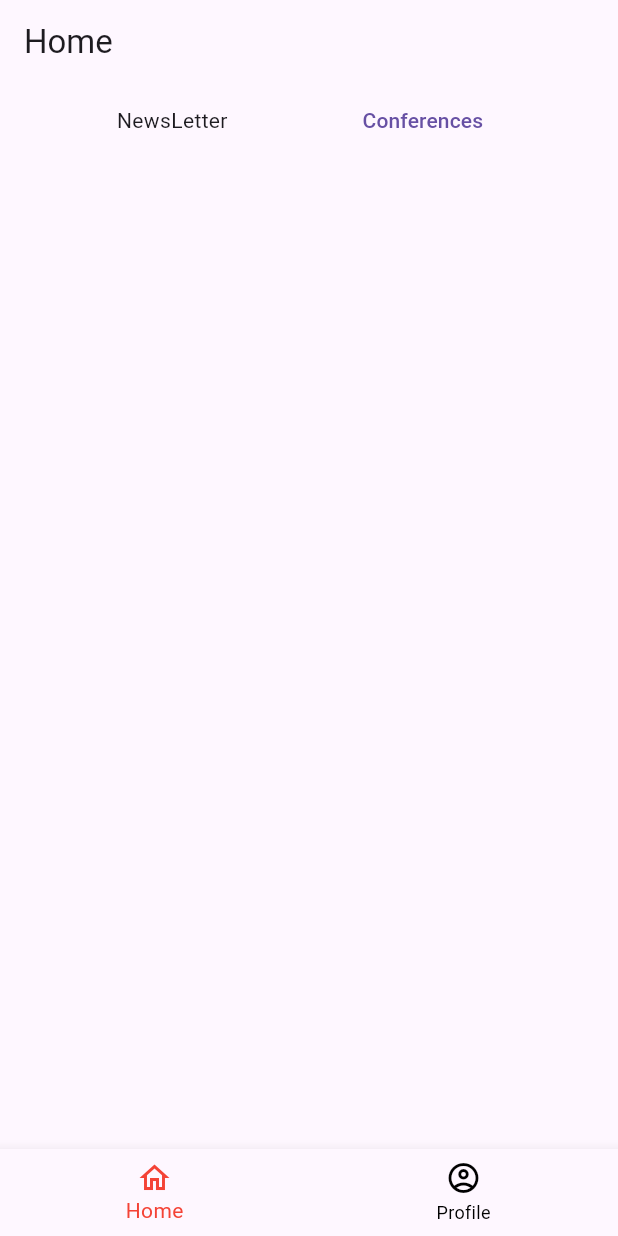
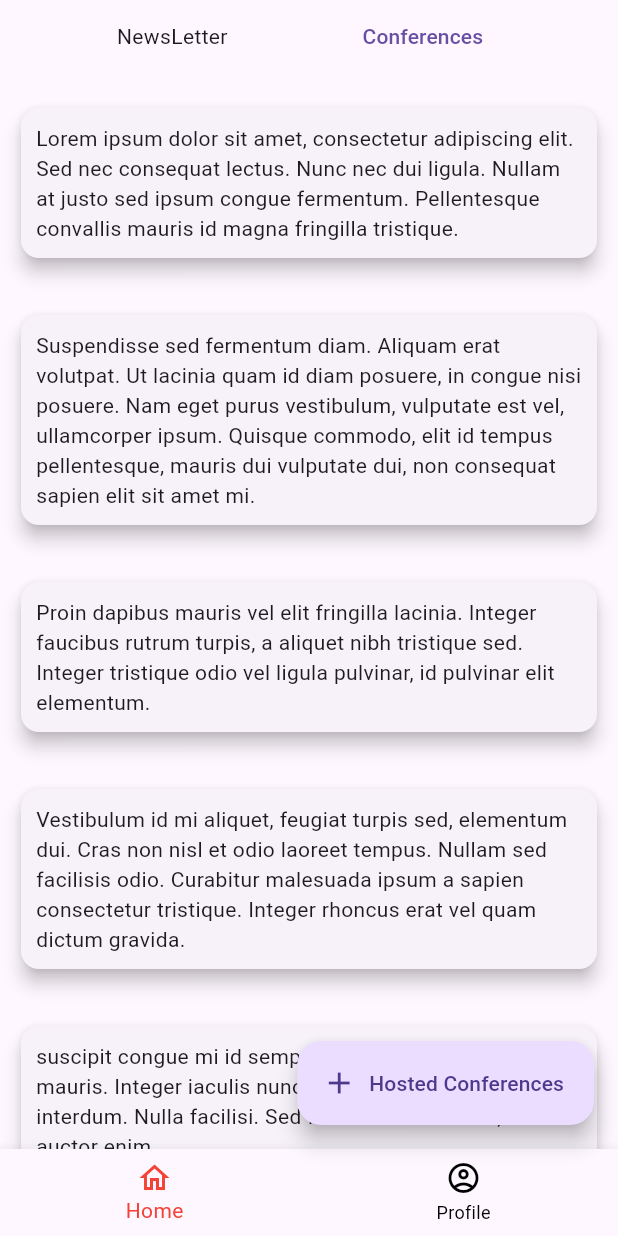
Before and after one commit to sabeeralikp/cms_frontend, a Flutter app: the IndexPage screen opened directly, on a phone screen of 412 x 824 dp. Run offline on Flutter 3.47's test engine with Material 2 defaults, Android fonts, the light colour scheme and no system bars; our stand-ins replace dio, email_validator, file_picker, flutter_secure_storage, flutter_svg; accounts and stored records are empty.

Commit message:
Eighth commit

```diff
--- a/lib/main.dart
+++ b/lib/main.dart
@@ -1,7 +1,9 @@
 // import 'package:cms/views/auth/signin.dart';
 // import 'package:cms/views/conference_admin.dart';
 // import 'package:cms/views/profile.dart';
+// import 'package:cms/views/conferences/fullscreen_admin.dart';
 import 'package:cms/views/splashScreen.dart';
+// import 'package:cms/views/users/Index.dart';
 // import 'package:cms/views/verification.dart';
 import 'package:flutter/material.dart';
 
@@ -20,7 +22,6 @@ class MyApp extends StatelessWidget {
       theme: ThemeData(primarySwatch: Colors.blueGrey, useMaterial3: true),
       debugShowCheckedModeBanner: false,
       home:SplashScreen(),
-      // home: verificationPage(),
     );
   }
 }
--- a/lib/routes/route.dart
+++ b/lib/routes/route.dart
@@ -1,10 +1,10 @@
 // import 'dart:js';
 
-import 'package:cms/views/Index.dart';
+import 'package:cms/views/users/Index.dart';
 import 'package:cms/views/auth/signin.dart';
 import 'package:cms/views/auth/signup.dart';
-import 'package:cms/views/forgot_password.dart';
-import 'package:cms/views/verification.dart';
+import 'package:cms/views/users/forgot_password.dart';
+import 'package:cms/views/auth/verification.dart';
 import 'package:flutter/material.dart';
 
 class RouteProvider {
--- a/lib/views/Index.dart
+++ /dev/null
@@ -1,80 +0,0 @@
-import 'package:cms/views/conference_user.dart';
-import 'package:flutter/material.dart';
-import 'profile.dart';
-
-class IndexPage extends StatefulWidget {
-  const IndexPage({super.key});
-
-  @override
-  _IndexPageState createState() => _IndexPageState();
-}
-
-class _IndexPageState extends State<IndexPage> {
-  @override
-  Widget build(BuildContext context) {
-    int selectedIndex = 0;
-
-    return Scaffold(
-      appBar: AppBar(
-        title: Text('Home'),
-        automaticallyImplyLeading: false,
-      ),
-
-      body: Column(
-        crossAxisAlignment: CrossAxisAlignment.start,
-        children: [
-          Row(
-            mainAxisAlignment: MainAxisAlignment.spaceEvenly,
-            children: [
-              Text('NewsLetter'),
-              TextButton(
-                  onPressed: () {
-                    Navigator.push(
-                      context,
-                      MaterialPageRoute(
-                          builder: (context) => Conference_User()),
-                    );
-                  },
-                  child: const Text('Conferences'))
-            ],
-          )
-        ],
-      ),
-
-      //Bottom Navigation
-      bottomNavigationBar: MediaQuery.of(context).size.width < 640
-          ? BottomNavigationBar(
-              currentIndex: selectedIndex,
-              unselectedItemColor: Colors.black,
-              selectedItemColor: Colors.red,
-              onTap: (int index) {
-                setState(() {
-                  selectedIndex = index;
-                });
-
-                switch (index) {
-                  case 0:
-                    Navigator.push(context,
-                        MaterialPageRoute(builder: (context) => IndexPage()));
-                    break;
-
-                  case 1:
-                    Navigator.push(context,
-                        MaterialPageRoute(builder: (context) => ProfilePage()));
-                    break;
-
-                  default:
-                }
-              },
-              items: const [
-                BottomNavigationBarItem(
-                    icon: Icon(Icons.home_outlined), label: 'Home'),
-                BottomNavigationBarItem(
-                    icon: Icon(Icons.account_circle_outlined),
-                    label: 'Profile'),
-              ],
-            )
-          : null,
-    );
-  }
-}
--- a/lib/views/auth/signup.dart
+++ b/lib/views/auth/signup.dart
@@ -1,7 +1,7 @@
 import 'dart:developer';
 import 'package:cms/routes/route.dart';
 import 'package:cms/views/auth/signin.dart';
-import 'package:cms/views/verification.dart';
+import 'package:cms/views/auth/verification.dart';
 import 'package:dio/dio.dart';
 import 'package:flutter/material.dart';
 // import 'package:cms/views/auth/signin.dart';
--- a/lib/views/fullscreen_user.dart
+++ b/lib/views/conferences/fullscreen_user.dart
@@ -1,7 +1,7 @@
 import 'package:file_picker/file_picker.dart';
 import 'package:flutter/material.dart';
 
-import '/views/conference_admin.dart';
+import 'conference_admin.dart';
 
 class FullScreenUser extends StatefulWidget {
   const FullScreenUser({super.key});
--- /dev/null
+++ b/lib/views/users/Index.dart
@@ -0,0 +1,152 @@
+import 'package:cms/views/conferences/conference_admin.dart';
+import 'package:cms/views/conferences/conference_user.dart';
+// import 'package:cms/views/conferences/request.dart';
+import 'package:flutter/material.dart';
+import 'profile.dart';
+
+class IndexPage extends StatefulWidget {
+  const IndexPage({super.key});
+
+  @override
+  _IndexPageState createState() => _IndexPageState();
+}
+
+class _IndexPageState extends State<IndexPage> {
+  @override
+  Widget build(BuildContext context) {
+    int selectedIndex = 0;
+
+    return Scaffold(
+      // appBar: AppBar(
+      //   title: Text('Home'),
+      //   automaticallyImplyLeading: false,
+      // ),
+
+      body:
+         SafeArea(
+          child:SingleChildScrollView(
+          child:  Column(
+        crossAxisAlignment: CrossAxisAlignment.start,
+        children: [
+          Column(
+            // mainAxisAlignment: MainAxisAlignment.spaceAround,
+            children: [
+
+               Row(
+            mainAxisAlignment: MainAxisAlignment.spaceEvenly,
+            children: [
+              Text('NewsLetter'),
+              TextButton(
+                  onPressed: () {
+                    Navigator.push(
+                      context,
+                      MaterialPageRoute(
+                          builder: (context) => Conference_User()),
+                    );
+                  },
+                  child: const Text('Conferences'))
+            ],
+          ),
+              SizedBox(height:10.0),
+
+              Padding(padding: const EdgeInsets.all(10.0),
+              child: Card(
+                elevation: 5,
+                child: Padding(padding: const EdgeInsets.all(10.0,),child:Text('Lorem ipsum dolor sit amet, consectetur adipiscing elit. Sed nec consequat lectus. Nunc nec dui ligula. Nullam at justo sed ipsum congue fermentum. Pellentesque convallis mauris id magna fringilla tristique.'),
+              ),
+              ),
+              ),SizedBox(height:10.0),
+
+              Padding(padding: const EdgeInsets.all(10.0),
+              child: Card(
+                elevation: 5,
+                child: Padding(padding: const EdgeInsets.all(10.0,),child:Text('Suspendisse sed fermentum diam. Aliquam erat volutpat. Ut lacinia quam id diam posuere, in congue nisi posuere. Nam eget purus vestibulum, vulputate est vel, ullamcorper ipsum. Quisque commodo, elit id tempus pellentesque, mauris dui vulputate dui, non consequat sapien elit sit amet mi.'),
+              ),
+              ),
+              ),SizedBox(height:10.0),
+
+              Padding(padding: const EdgeInsets.all(10.0),
+              child: Card(
+                elevation: 5,
+                child: Padding(padding: const EdgeInsets.all(10.0,),child:Text('Proin dapibus mauris vel elit fringilla lacinia. Integer faucibus rutrum turpis, a aliquet nibh tristique sed. Integer tristique odio vel ligula pulvinar, id pulvinar elit elementum.'),
+              ),
+              ),
+              ),SizedBox(height:10.0),
+
+              Padding(padding: const EdgeInsets.all(10.0),
+              child: Card(
+                elevation: 5,
+                child: Padding(padding: const EdgeInsets.all(10.0,),child:Text('Vestibulum id mi aliquet, feugiat turpis sed, elementum dui. Cras non nisl et odio laoreet tempus. Nullam sed facilisis odio. Curabitur malesuada ipsum a sapien consectetur tristique. Integer rhoncus erat vel quam dictum gravida.'),
+              ),
+              ),
+              ),SizedBox(height:10.0),
+
+              Padding(padding: const EdgeInsets.all(10.0),
+              child: Card(
+                elevation: 5,
+                child: Padding(padding: const EdgeInsets.all(10.0,),child:Text('suscipit congue mi id semper. Integer eu fringilla mauris. Integer iaculis nunc sit amet diam scelerisque interdum. Nulla facilisi. Sed finibus mollis libero, vitae auctor enim.'),
+              ),
+              ),
+              ),SizedBox(height:10.0),
+
+              Padding(padding: const EdgeInsets.all(10.0),
+              child: Card(
+                elevation: 5,
+                child: Padding(padding: const EdgeInsets.all(10.0,),child:Text('Integer dapibus lorem risus, a congue nunc congue non. Sed tincidunt, velit ut suscipit consectetur, ante ligula luctus massa, ac aliquam metus nisi vel odio. In eu ipsum vel massa pellentesque laoreet.'),
+              ),
+              ),
+              ),SizedBox(height:10.0),
+
+            ],
+          ),
+          ],
+      ),
+         ), ),
+
+        floatingActionButtonLocation: FloatingActionButtonLocation.endFloat,
+        floatingActionButton: FloatingActionButton.extended(
+
+        onPressed: () => Navigator.of(context).push(MaterialPageRoute(
+            builder: (context) => Conference_admin(),)),
+        label: Text('Hosted Conferences'),
+        icon: Icon(Icons.add),
+      ),
+
+
+      //Bottom Navigation
+      bottomNavigationBar: MediaQuery.of(context).size.width < 640
+          ? BottomNavigationBar(
+              currentIndex: selectedIndex,
+              unselectedItemColor: Colors.black,
+              selectedItemColor: Colors.red,
+              onTap: (int index) {
+                setState(() {
+                  selectedIndex = index;
+                });
+
+                switch (index) {
+                  case 0:
+                    Navigator.push(context,
+                        MaterialPageRoute(builder: (context) => IndexPage()));
+                    break;
+
+                  case 1:
+                    Navigator.push(context,
+                        MaterialPageRoute(builder: (context) => ProfilePage()));
+                    break;
+
+                  default:
+                }
+              },
+              items: const [
+                BottomNavigationBarItem(
+                    icon: Icon(Icons.home_outlined), label: 'Home'),
+                BottomNavigationBarItem(
+                    icon: Icon(Icons.account_circle_outlined),
+                    label: 'Profile'),
+              ],
+            )
+          : null,
+    );
+  }
+}
--- a/lib/views/edit.dart
+++ b/lib/views/users/edit.dart
@@ -1,5 +1,5 @@
 import 'dart:developer';
-import 'package:cms/views/profile.dart';
+import 'package:cms/views/users/profile.dart';
 import 'package:flutter/material.dart';
 
 class editScreen extends StatefulWidget {
--- a/lib/views/forgot_password.dart
+++ b/lib/views/users/forgot_password.dart
@@ -1,7 +1,7 @@
 import 'dart:developer';
 import 'package:flutter/material.dart';
 import 'package:email_validator/email_validator.dart';
-import 'package:cms/views/Index.dart';
+import 'package:cms/views/users/Index.dart';
 import 'package:cms/views/auth/signup.dart';
 
 class ForgotPasswordPage extends StatefulWidget {
```
Also changed, not shown: lib/api/api_siginin.dart (+4 -4 lines), lib/views/auth/signin.dart (+85 -48 lines), lib/views/conferences/conference_admin.dart (renamed from lib/views/conference_user.dart, +26 -24 lines), lib/views/conferences/conference_user.dart (renamed from lib/views/conference_admin.dart, +26 -30 lines), lib/views/conferences/fullscreen_admin.dart (renamed from lib/views/fullscreen_admin.dart, +15 -23 lines), lib/views/conferences/request.dart (added, +81 -0 lines), lib/views/users/profile.dart (renamed from lib/views/profile.dart, +18 -8 lines), assets/images/Acceptrequest-bro.svg (added), lib/views/auth/verification.dart (renamed from lib/views/verification.dart).
